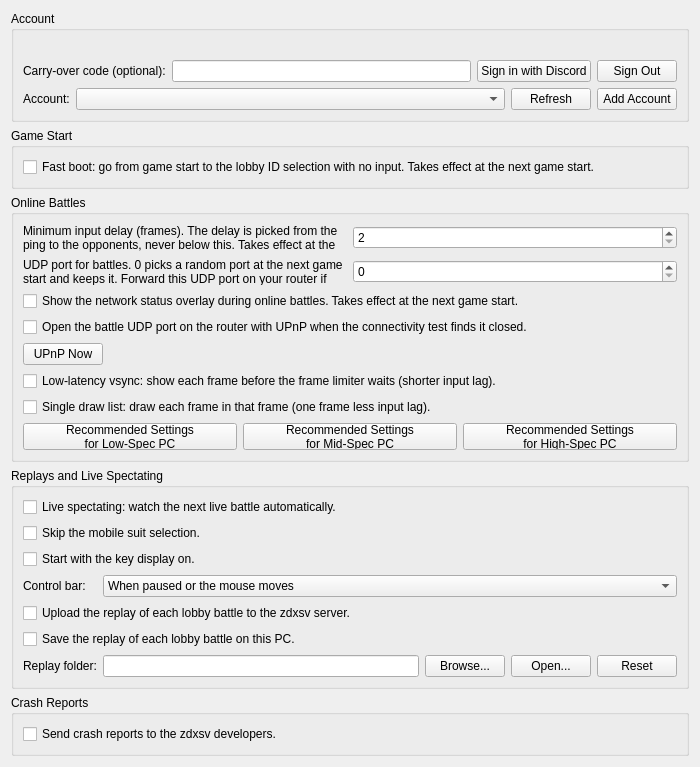
First picture: the form in pcsx2-qt/Settings/ZdxsvSettingsWidget.ui, repository inada-s/pcsx2, before the edit.
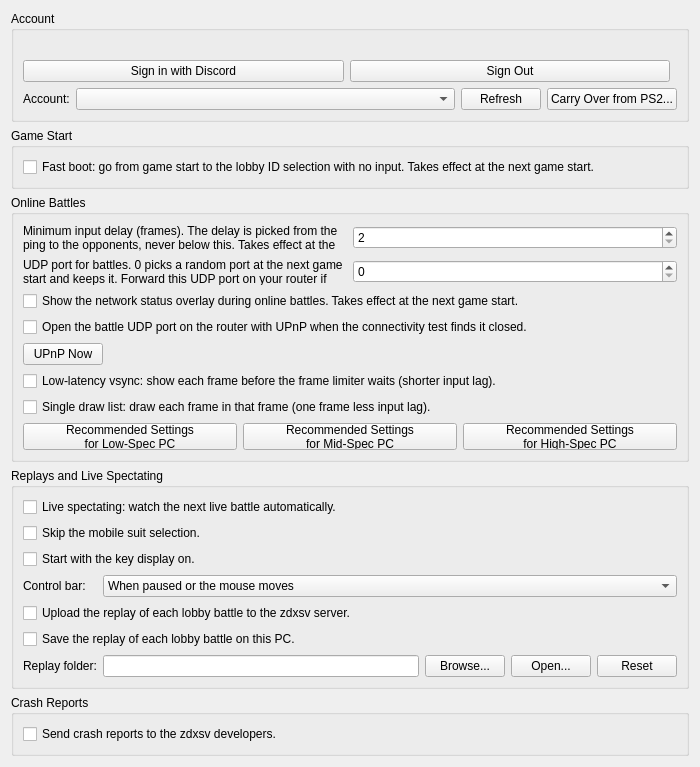
Second picture: the form after the edit.

Commit message: Zdxsv: accounts as slots made at the first login; carry-over from a PS2 by a code dialog; cancellable sign-in

```diff
--- a/pcsx2-qt/Settings/ZdxsvSettingsWidget.ui
+++ b/pcsx2-qt/Settings/ZdxsvSettingsWidget.ui
@@ -29,20 +29,6 @@
       </item>
       <item>
        <layout class="QHBoxLayout" name="zdxsvAccountButtons">
-        <item>
-         <widget class="QLabel" name="zdxsvCarryLabel">
-          <property name="text">
-           <string>Carry-over code (optional):</string>
-          </property>
-         </widget>
-        </item>
-        <item>
-         <widget class="QLineEdit" name="zdxsvCarryCode">
-          <property name="maxLength">
-           <number>16</number>
-          </property>
-         </widget>
-        </item>
         <item>
          <widget class="QPushButton" name="zdxsvSignIn">
           <property name="text">
@@ -57,6 +43,13 @@
           </property>
          </widget>
         </item>
+        <item>
+         <spacer name="zdxsvAccountButtonsSpacer">
+          <property name="orientation">
+           <enum>Qt::Orientation::Horizontal</enum>
+          </property>
+         </spacer>
+        </item>
        </layout>
       </item>
       <item>
@@ -88,7 +81,7 @@
         <item>
          <widget class="QPushButton" name="zdxsvAccountAdd">
           <property name="text">
-           <string>Add Account</string>
+           <string>Carry Over from PS2...</string>
           </property>
          </widget>
         </item>
```
Left out of the diff: 2 changed lines with no effect on the pictures. The commit also changes 14 other files.
